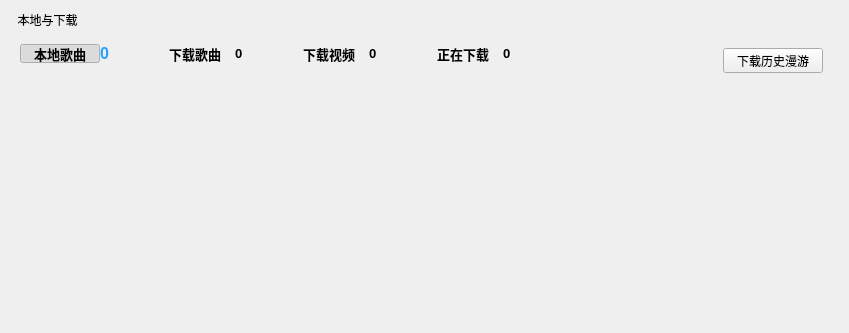
The window that KuGouStart/LocalDownload/LocalDownload.ui (a-mo-xi-wei/Qt-KuGouAppClient) describes before a commit, drawn with Qt 5.
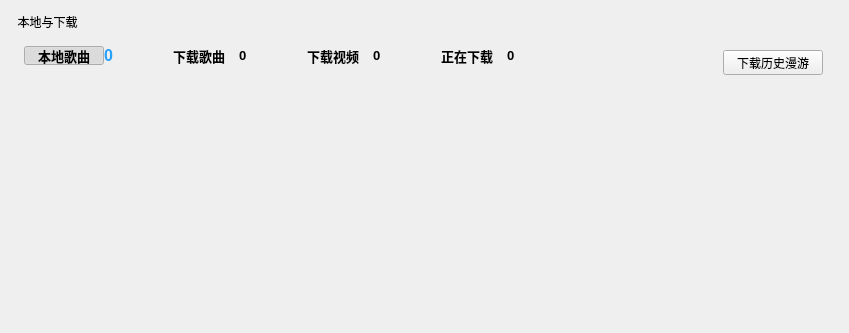
The same window after the commit. Custom widgets are drawn as their Qt base class.

Patch:
```diff
--- a/KuGouStart/LocalDownload/LocalDownload.ui
+++ b/KuGouStart/LocalDownload/LocalDownload.ui
@@ -14,6 +14,12 @@
    <string>LocalDownload</string>
   </property>
   <layout class="QVBoxLayout" name="verticalLayout">
+   <property name="spacing">
+    <number>0</number>
+   </property>
+   <property name="topMargin">
+    <number>13</number>
+   </property>
    <item>
     <widget class="QLabel" name="local_download_label">
      <property name="font">
@@ -29,13 +35,35 @@
    <item>
     <widget class="QWidget" name="guide_widget" native="true">
      <layout class="QHBoxLayout" name="horizontalLayout_12">
+      <property name="leftMargin">
+       <number>13</number>
+      </property>
+      <property name="topMargin">
+       <number>15</number>
+      </property>
       <property name="rightMargin">
        <number>15</number>
       </property>
+      <property name="bottomMargin">
+       <number>0</number>
+      </property>
       <item>
+       <widget class="QWidget" name="guide_widget1" native="true">
        <layout class="QVBoxLayout" name="verticalLayout_11">
         <property name="spacing">
-         <number>2</number>
+          <number>3</number>
+         </property>
+         <property name="leftMargin">
+          <number>0</number>
+         </property>
+         <property name="topMargin">
+          <number>0</number>
+         </property>
+         <property name="rightMargin">
+          <number>0</number>
+         </property>
+         <property name="bottomMargin">
+          <number>0</number>
         </property>
         <item>
          <layout class="QHBoxLayout" name="horizontalLayout_7">
@@ -112,12 +140,6 @@
             <verstretch>0</verstretch>
            </sizepolicy>
           </property>
-          <property name="minimumSize">
-           <size>
-            <width>25</width>
-            <height>0</height>
-           </size>
-          </property>
           <property name="maximumSize">
            <size>
             <width>16777215</width>
@@ -140,6 +162,7 @@
          </widget>
         </item>
        </layout>
+       </widget>
       </item>
       <item>
        <spacer name="hs13">
@@ -158,9 +181,22 @@
        </spacer>
       </item>
       <item>
+       <widget class="QWidget" name="guide_widget2" native="true">
        <layout class="QVBoxLayout" name="verticalLayout_12">
         <property name="spacing">
-         <number>2</number>
+          <number>3</number>
+         </property>
+         <property name="leftMargin">
+          <number>0</number>
+         </property>
+         <property name="topMargin">
+          <number>0</number>
+         </property>
+         <property name="rightMargin">
+          <number>0</number>
+         </property>
+         <property name="bottomMargin">
+          <number>0</number>
         </property>
         <item>
          <layout class="QHBoxLayout" name="horizontalLayout_8">
@@ -256,6 +292,7 @@
          </widget>
         </item>
        </layout>
+       </widget>
       </item>
       <item>
        <spacer name="hs14">
@@ -274,9 +311,22 @@
        </spacer>
       </item>
       <item>
+       <widget class="QWidget" name="guide_widget3" native="true">
        <layout class="QVBoxLayout" name="verticalLayout_14">
         <property name="spacing">
-         <number>2</number>
+          <number>3</number>
+         </property>
+         <property name="leftMargin">
+          <number>0</number>
+         </property>
+         <property name="topMargin">
+          <number>0</number>
+         </property>
+         <property name="rightMargin">
+          <number>0</number>
+         </property>
+         <property name="bottomMargin">
+          <number>0</number>
         </property>
         <item>
          <layout class="QHBoxLayout" name="horizontalLayout_10">
@@ -372,6 +422,7 @@
          </widget>
         </item>
        </layout>
+       </widget>
       </item>
       <item>
        <spacer name="hs15">
@@ -390,9 +441,22 @@
        </spacer>
       </item>
       <item>
+       <widget class="QWidget" name="guide_widget4" native="true">
        <layout class="QVBoxLayout" name="verticalLayout_13">
         <property name="spacing">
-         <number>2</number>
+          <number>3</number>
+         </property>
+         <property name="leftMargin">
+          <number>0</number>
+         </property>
+         <property name="topMargin">
+          <number>0</number>
+         </property>
+         <property name="rightMargin">
+          <number>0</number>
+         </property>
+         <property name="bottomMargin">
+          <number>0</number>
         </property>
         <item>
          <layout class="QHBoxLayout" name="horizontalLayout_11">
@@ -488,6 +552,7 @@
          </widget>
         </item>
        </layout>
+       </widget>
       </item>
       <item>
        <spacer name="hs12">
@@ -537,10 +602,25 @@
     </widget>
    </item>
    <item>
-    <widget class="QStackedWidget" name="stackedWidget"/>
+    <widget class="MyStackedWidget" name="stackedWidget">
+     <property name="sizePolicy">
+      <sizepolicy hsizetype="Expanding" vsizetype="Expanding">
+       <horstretch>0</horstretch>
+       <verstretch>0</verstretch>
+      </sizepolicy>
+     </property>
+    </widget>
    </item>
   </layout>
  </widget>
+ <customwidgets>
+  <customwidget>
+   <class>MyStackedWidget</class>
+   <extends>QStackedWidget</extends>
+   <header>MyStackedWidget.h</header>
+   <container>1</container>
+  </customwidget>
+ </customwidgets>
  <resources/>
  <connections/>
 </ui>
```
Lines whose indentation alone changed are shown as unchanged.
